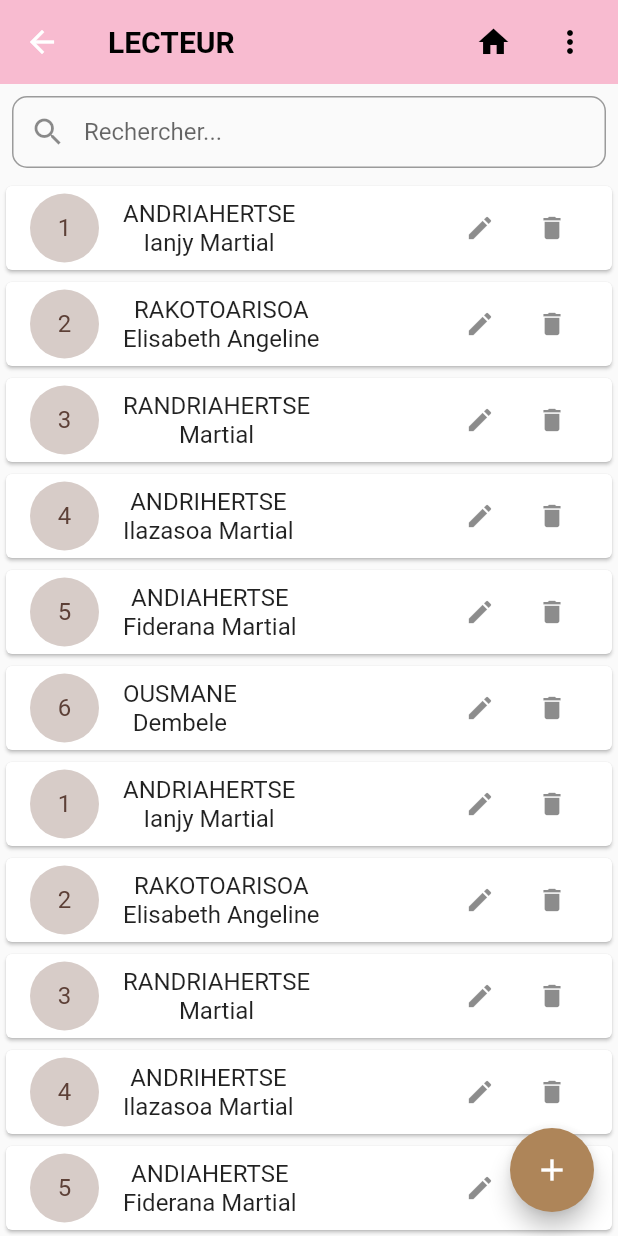
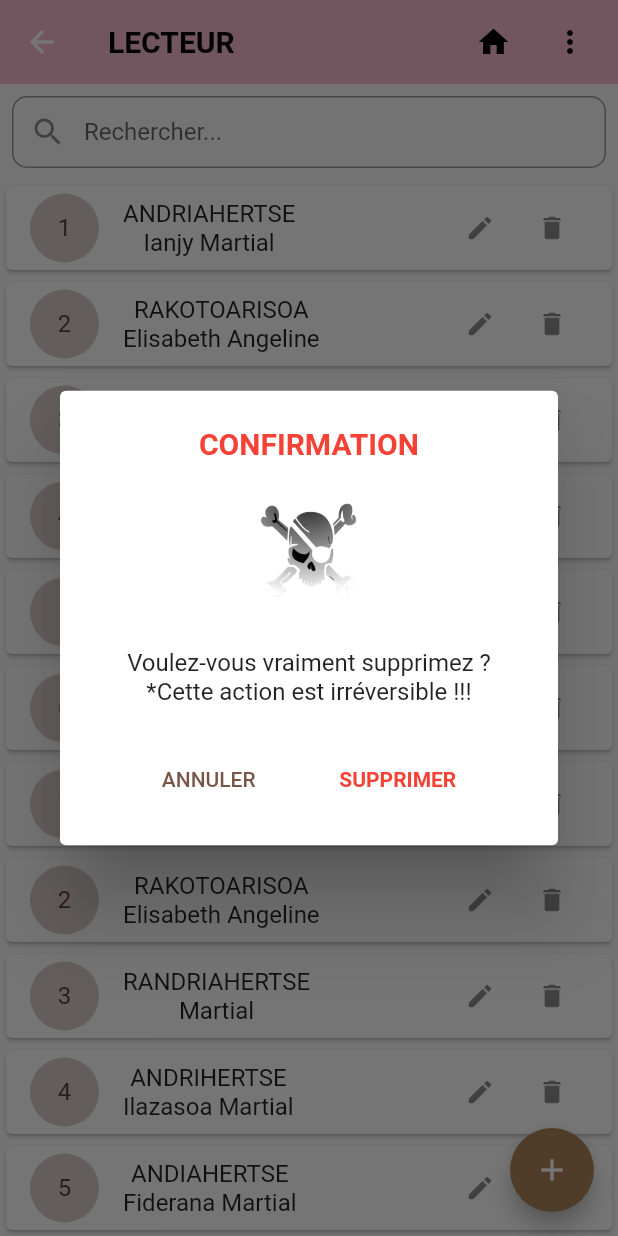
Before and after one commit to IAnjy/ProjetM1-flutter, a Flutter app: the Lecteur screen opened directly, after a tap on the "delete" icon, on a phone screen of 412 x 824 dp. Run offline on Flutter 3.47's test engine with Material 2 defaults, Android fonts, the phone set to English and light mode, and no system bars.

Commit message:
Finition interface Lecteur et some refactoring

```diff
--- /dev/null
+++ b/lib/ui/lecteur/components/lecteur_card.dart
@@ -0,0 +1,172 @@
+// ignore_for_file: must_be_immutable, prefer_const_constructors, prefer_const_constructors_in_immutables
+
+import 'package:biblio/models/lecteurModel.dart';
+import 'package:flutter/material.dart';
+
+class LecteurCard extends StatelessWidget {
+  final int index;
+  final List<LecteurModel> listLecteur;
+
+  LecteurCard({Key? key, required this.index, required this.listLecteur})
+      : super(key: key);
+
+  late TextEditingController nomInputController =
+      TextEditingController(text: listLecteur[index].nomLecteur);
+  late TextEditingController prenomInputController =
+      TextEditingController(text: listLecteur[index].prenomLecteur);
+
+  @override
+  Widget build(BuildContext context) {
+    return Card(
+      child: ListTile(
+        leading: CircleAvatar(
+          backgroundColor: Colors.brown[100],
+          radius: 23,
+          child: Text("${listLecteur[index].numLecteur}"),
+        ),
+        title:
+            Row(mainAxisAlignment: MainAxisAlignment.spaceBetween, children: [
+          Column(
+            // mainAxisAlignment: MainAxisAlignment.end,
+            children: [
+              Text(listLecteur[index].nomLecteur.toUpperCase()),
+              Text(listLecteur[index].prenomLecteur),
+            ],
+          ),
+          Row(
+            children: [
+              //------------------MODIFIER-----------------------
+              IconButton(
+                  onPressed: () {
+                    _showDialogModifierLecteur(context);
+                  },
+                  icon: Icon(
+                    Icons.edit,
+                    size: 20,
+                  )),
+
+              //------------------FIN MODIFIER-----------------------
+
+              //------------------SUPPRIMER-----------------------
+              IconButton(
+                  onPressed: () {
+                    _showComfirmDialog(context);
+                  },
+                  icon: Icon(
+                    Icons.delete,
+                    size: 20,
+                  )),
+              //------------------fin SUPPRIMER-----------------------
+            ],
+          )
+        ]),
+      ),
+    );
+  }
+
+  _showDialogModifierLecteur(BuildContext context) async {
+    await showDialog(
+        context: context,
+        builder: (_) => AlertDialog(
+              contentPadding: EdgeInsets.all(20),
+              content:
+                  //Center(child: CircularProgressIndicator()),
+                  Column(
+                children: [
+                  Text("MODIFIER UN LECTEUR",
+                      style: TextStyle(
+                          color: Colors.black, fontWeight: FontWeight.bold)),
+                  SizedBox(
+                    height: 6,
+                  ),
+                  Text("modifier..."),
+                  Expanded(
+                      child: TextField(
+                    autofocus: true,
+                    autocorrect: true,
+                    decoration: InputDecoration(labelText: "Nom*"),
+                    controller: nomInputController,
+                  )),
+                  Expanded(
+                      child: TextField(
+                    autofocus: true,
+                    autocorrect: true,
+                    decoration: InputDecoration(labelText: "Prénom(s)*"),
+                    controller: prenomInputController,
+                  )),
+                ],
+              ),
+              actions: [
+                TextButton(
+                    onPressed: () {
+                      nomInputController.clear();
+                      prenomInputController.clear();
+
+                      Navigator.pop(context);
+                    },
+                    child: Text("ANNULER")),
+                TextButton(
+                    onPressed: () {
+                      if (nomInputController.text.isNotEmpty &&
+                          prenomInputController.text.isNotEmpty) {
+                        //--ajout...
+                        print("Modifier...");
+                      }
+                    },
+                    child: Text("MODIFIER"))
+              ],
+            ));
+  }
+
+  _showComfirmDialog(BuildContext context) async {
+    await showDialog(
+        barrierDismissible: false,
+        context: context,
+        builder: (_) => SimpleDialog(
+              //Center(child: CircularProgressIndicator()),
+
+              title: Text(
+                "CONFIRMATION",
+                style:
+                    TextStyle(color: Colors.red, fontWeight: FontWeight.bold),
+                textAlign: TextAlign.center,
+              ),
+              contentPadding: EdgeInsets.all(20),
+
+              // ignore: prefer_const_literals_to_create_immutables
+              children: [
+                Image.asset(
+                  "assets/pirateT.png",
+                  width: 80,
+                  height: 80,
+                  alignment: Alignment.center,
+                ),
+                Container(height: 25.0),
+                Text("Voulez-vous vraiment supprimez ?",
+                    textAlign: TextAlign.center),
+                Text("*Cette action est irréversible !!!",
+                    textAlign: TextAlign.center),
+                Container(height: 25.0),
+                Row(
+                  mainAxisAlignment: MainAxisAlignment.spaceEvenly,
+                  children: [
+                    TextButton(
+                        onPressed: () {
+                          Navigator.pop(context);
+                        },
+                        child: Text("ANNULER")),
+                    TextButton(
+                        onPressed: () {
+                          print(listLecteur[index].numLecteur);
+                          Navigator.pop(context);
+                        },
+                        child: Text("SUPPRIMER",
+                            style: TextStyle(
+                                color: Colors.red,
+                                fontWeight: FontWeight.bold))),
+                  ],
+                )
+              ],
+            ));
+  }
+}
--- a/lib/ui/lecteur/lecteur.dart
+++ b/lib/ui/lecteur/lecteur.dart
@@ -2,10 +2,10 @@
 
 import 'package:biblio/models/lecteurModel.dart';
 import 'package:biblio/ui/home.dart';
+import 'package:biblio/ui/lecteur/components/lecteur_card.dart';
 import 'package:biblio/ui/livre/livre.dart';
 import 'package:biblio/ui/pret/pret.dart';
-import 'package:biblio/ui/shared/appBarWidget.dart';
-import 'package:biblio/ui/shared/search.dart';
+import 'package:biblio/ui/shared/widgetsReutilisable.dart';
 import 'package:flutter/material.dart';
 
 class Lecteur extends StatefulWidget {
@@ -16,9 +16,7 @@ class Lecteur extends StatefulWidget {
 }
 
 class _LecteurState extends State<Lecteur> {
-  @override
-  Widget build(BuildContext context) {
-    var listLecteur = <LecteurModel>[
+  static List<LecteurModel> listLecteur = [
     LecteurModel(1, "ANDRIAHERTSE", "Ianjy Martial"),
     LecteurModel(2, "RAKOTOARISOA", "Elisabeth Angeline"),
     LecteurModel(3, "RANDRIAHERTSE", "Martial"),
@@ -33,98 +31,124 @@ class _LecteurState extends State<Lecteur> {
     LecteurModel(6, "Ousmane", "Dembele"),
   ];
 
+  List<LecteurModel> displayList = List.from(listLecteur);
+
+  late TextEditingController nomInputController;
+  late TextEditingController prenomInputController;
+
+  @override
+  void initState() {
+    // TODO: implement initState
+    super.initState();
+    nomInputController = TextEditingController();
+    prenomInputController = TextEditingController();
+  }
+
+  @override
+  Widget build(BuildContext context) {
     return Scaffold(
       appBar: ReusableWidgets.getAppBar("LECTEUR", context),
+      //-------------------- AJOUT LECTEUR
       floatingActionButton: FloatingActionButton(
         backgroundColor: Color(0xFFAE8559),
-        onPressed: () {},
+        onPressed: () {
+          _showDialogAjoutLecteur(context);
+        },
         child: const Icon(Icons.add),
       ),
+      //-------------------- FIN AJOUT LECTEUR
       body: Column(
         children: [
+          //----------------------------Recherche
           Padding(
             padding: const EdgeInsets.all(8.0),
-            child: SearchTextField(),
+            child: TextField(
+              autofocus: false,
+              decoration: ReusableWidgets.getSearchTextFieldDecoration(),
+              onChanged: (value) {
+                //print(value);
+                _updateList(value);
+              },
             ),
+          ),
+          //-------------------------Fin Recherche
+
+          //-----------------------Liste Lecteur
           Expanded(
-            child: ListView.builder(
-                itemCount: listLecteur.length,
+            child: displayList.length == 0
+                ? Center(child: Text("Aucune Résultat :( "))
+                : ListView.builder(
+                    itemCount: displayList.length,
                     itemBuilder: (context, index) {
-                  return Card(
-                    child: ListTile(
-                      leading: CircleAvatar(
-                        backgroundColor: Colors.brown[100],
-                        radius: 23,
-                        child: Text("${listLecteur[index].numLecteur}"),
-                      ),
-                      title: Row(
-                          mainAxisAlignment: MainAxisAlignment.spaceBetween,
-                          children: [
-                            Column(
-                              // mainAxisAlignment: MainAxisAlignment.end,
-                              children: [
-                                Text(listLecteur[index]
-                                    .nomLecteur
-                                    .toUpperCase()),
-                                Text(listLecteur[index].prenomLecteur),
-                              ],
-                            ),
-                            Row(
-                              children: [
-                                IconButton(
-                                    onPressed: () {},
-                                    icon: Icon(
-                                      Icons.edit,
-                                      size: 20,
-                                    )),
-                                IconButton(
-                                    onPressed: () {},
-                                    icon: Icon(
-                                      Icons.delete,
-                                      size: 20,
-                                    )),
-                              ],
+                      return LecteurCard(
+                          listLecteur: displayList, index: index);
+                    }),
           )
-                          ]),
-                    ),
-                  );
-                }),
-          ),
+          //----------------------- FinListe Lecteur
         ],
       ),
     );
-
-    // return Column(
-    //   // mainAxisAlignment: MainAxisAlignment.spaceBetween,
-    //   children: [
-    //     Padding(
-    //       padding: const EdgeInsets.all(12.0),
-    //       child: SearchTextField(),
-    //     ),
-    //     Center(
-    //       child: Text("lecteur(s) :"),
-    //     ),
-    //     SingleChildScrollView(
-    //         child: ListView.builder(
-    //             itemCount: 2,
-    //             itemBuilder: (context, index) {
-    //               return ListTile(
-    //                 title: Text("Element numéro $index"),
-    //               );
-    //             }))
-    //   ],
-    // );
   }
 
-  // Widget searchTextFieldView() {
-  //   return Container(
-  //       child: TextField(
-  //     decoration: InputDecoration(
-  //         hintText: "Rechercher...",
-  //         prefixIcon: Icon(Icons.search),
-  //         border: OutlineInputBorder(borderRadius: BorderRadius.circular(10)),
-  //         contentPadding: EdgeInsets.all(8)),
-  //     onChanged: (value) {},
-  //   ));
-  // }
+  _showDialogAjoutLecteur(BuildContext context) async {
+    await showDialog(
+        context: context,
+        builder: (_) => AlertDialog(
+              contentPadding: EdgeInsets.all(20),
+              content: Column(
+                children: [
+                  Text("AJOUTER UN LECTEUR",
+                      style: TextStyle(
+                          color: Colors.black, fontWeight: FontWeight.bold)),
+                  SizedBox(
+                    height: 6,
+                  ),
+                  Text("Remplissez le formulaire"),
+                  Expanded(
+                      child: TextField(
+                    autofocus: true,
+                    autocorrect: true,
+                    decoration: InputDecoration(labelText: "Nom*"),
+                    controller: nomInputController,
+                  )),
+                  Expanded(
+                      child: TextField(
+                    autofocus: true,
+                    autocorrect: true,
+                    decoration: InputDecoration(labelText: "Prénom(s)*"),
+                    controller: prenomInputController,
+                  )),
+                ],
+              ),
+              actions: [
+                TextButton(
+                    onPressed: () {
+                      nomInputController.clear();
+                      prenomInputController.clear();
+
+                      Navigator.pop(context);
+                    },
+                    child: Text("ANNULER")),
+                TextButton(
+                    onPressed: () {
+                      if (nomInputController.text.isNotEmpty &&
+                          prenomInputController.text.isNotEmpty) {
+                        //--ajout...
+                        print("ajout...");
                       }
+                    },
+                    child: Text("AJOUTER"))
+              ],
+            ));
+  }
+
+  _updateList(String value) {
+    setState(() {
+      displayList = listLecteur
+          .where((element) => (element.nomLecteur + element.prenomLecteur)
+              .toLowerCase()
+              .contains(value.toLowerCase()))
+          .toList();
+    });
+  }
+}
--- a/lib/ui/shared/search.dart
+++ /dev/null
@@ -1,20 +0,0 @@
-// ignore_for_file: avoid_unnecessary_containers, prefer_const_constructors
-
-import 'package:flutter/material.dart';
-
-class SearchTextField extends StatelessWidget {
-  // const SearchTextField(List list, {Key? key}) : super(key: key);
-
-  @override
-  Widget build(BuildContext context) {
-    return Container(
-        child: TextField(
-      decoration: InputDecoration(
-          hintText: "Rechercher...",
-          prefixIcon: Icon(Icons.search),
-          border: OutlineInputBorder(borderRadius: BorderRadius.circular(10)),
-          contentPadding: EdgeInsets.all(8)),
-      onChanged: (value) {},
-    ));
-  }
-}
--- a/lib/ui/shared/appBarWidget.dart
+++ b/lib/ui/shared/widgetsReutilisable.dart
@@ -61,4 +61,12 @@ class ReusableWidgets {
       ],
     );
   }
+
+  static getSearchTextFieldDecoration() {
+    return InputDecoration(
+        hintText: "Rechercher...",
+        prefixIcon: Icon(Icons.search),
+        border: OutlineInputBorder(borderRadius: BorderRadius.circular(10)),
+        contentPadding: EdgeInsets.all(8));
+  }
 }
--- a/pubspec.yaml
+++ b/pubspec.yaml
@@ -3,7 +3,7 @@ description: A new Flutter project.
 
 # The following line prevents the package from being accidentally published to
 # pub.dev using `flutter pub publish`. This is preferred for private packages.
-publish_to: 'none' # Remove this line if you wish to publish to pub.dev
+publish_to: "none" # Remove this line if you wish to publish to pub.dev
 
 # The following defines the version and build number for your application.
 # A version number is three numbers separated by dots, like 1.2.43
@@ -30,7 +30,6 @@ dependencies:
   flutter:
     sdk: flutter
 
-
   # The following adds the Cupertino Icons font to your application.
   # Use with the CupertinoIcons class for iOS style icons.
   cupertino_icons: ^1.0.2
@@ -52,7 +51,6 @@ dev_dependencies:
 
 # The following section is specific to Flutter.
 flutter:
-
   # The following line ensures that the Material Icons font is
   # included with your application, so that you can use the icons in
   # the material Icons class.
@@ -68,6 +66,7 @@ flutter:
     - assets/AppbarLecteur.png
     - assets/Appbarlivre.png
     - assets/AppbarPret.png
+    - assets/pirateT.png
     # - images/a_dot_ham.jpeg
 
   # An image asset can refer to one or more resolution-specific "variants", see
```
Also changed, not shown: lib/ui/livre/livre.dart (+24 -13 lines), lib/ui/pret/pret.dart (+24 -7 lines), assets/pirateT.png (added). Lines whose indentation alone changed are shown as unchanged.
